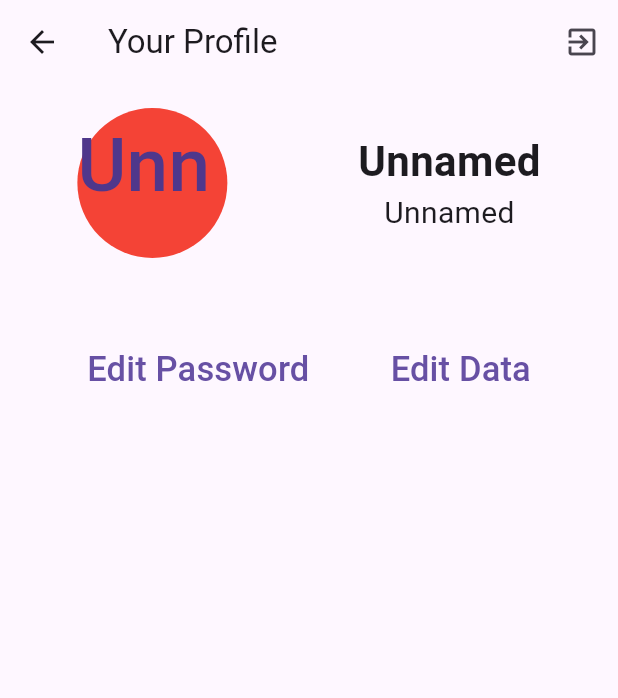
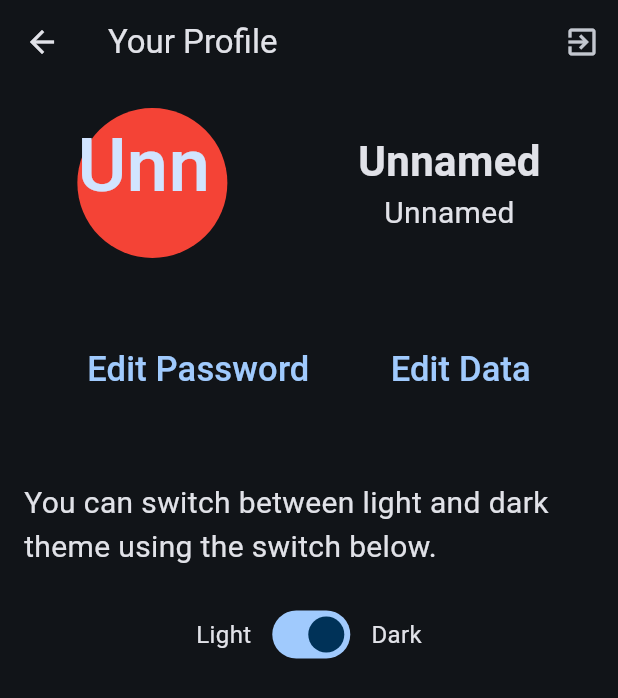
Before and after one commit to RomanRazdorov/courseappflutter, a Flutter app: the UserScreen screen opened directly, on a phone screen of 412 x 824 dp. Shown: the top 698 px of the screen. Run offline on Flutter 3.47's test engine with Material 3 defaults, Android fonts, the phone set to English and light mode, and no system bars; our stand-ins replace adaptive_theme, bloc, dio, flutter_bloc, freezed_annotation, get_it and 3 more; network calls fail.

Commit message:
Version 0.1.1. Added Dark Theme and UI improvements

```diff
--- a/client_id/lib/app/domain/app_builder.dart
+++ b/client_id/lib/app/domain/app_builder.dart
@@ -1,5 +1,5 @@
 import 'package:flutter/material.dart';
 
 abstract class AppBuilder {
-  Widget buildApp();
+  Widget buildApp(savedThemeMode);
 }
--- a/client_id/lib/app/ui/main_app_builder.dart
+++ b/client_id/lib/app/ui/main_app_builder.dart
@@ -1,3 +1,4 @@
+import 'package:adaptive_theme/adaptive_theme.dart';
 import 'package:client_id/app/di/init_di.dart';
 import 'package:client_id/app/domain/app_builder.dart';
 import 'package:client_id/app/ui/root_screen.dart';
@@ -10,11 +11,35 @@ import 'package:flutter_bloc/flutter_bloc.dart';
 
 class MainAppBuilder implements AppBuilder {
   @override
-  Widget buildApp() {
-    return const _GlobalProviders(
+  Widget buildApp(savedThemeMode) {
+    return AdaptiveTheme(
+      light: ThemeData(
+        useMaterial3: true,
+        brightness: Brightness.light,
+        colorSchemeSeed: Colors.blue,
+      ),
+      dark: ThemeData(
+        useMaterial3: true,
+        brightness: Brightness.dark,
+        colorSchemeSeed: Colors.blue,
+      ),
+      initial: savedThemeMode ?? AdaptiveThemeMode.dark,
+      builder: (theme, darkTheme) => _GlobalProviders(
         child: MaterialApp(
-      home: RootScreen(),
-    ));
+          debugShowCheckedModeBanner: false,
+          theme: theme,
+          darkTheme: darkTheme,
+          home: const RootScreen(),
+        ),
+      ),
+      debugShowFloatingThemeButton: true,
+    );
+    // return _GlobalProviders(
+    //   child: MaterialApp(
+    //     debugShowCheckedModeBanner: false,
+    //     home: RootScreen(),
+    //   ),
+    // );
   }
 }
 
--- a/client_id/lib/app/ui/main_app_runner.dart
+++ b/client_id/lib/app/ui/main_app_runner.dart
@@ -1,3 +1,4 @@
+import 'package:adaptive_theme/adaptive_theme.dart';
 import 'package:client_id/app/di/init_di.dart';
 import 'package:client_id/app/domain/app_builder.dart';
 import 'package:client_id/app/domain/app_runner.dart';
@@ -23,7 +24,8 @@ class MainAppRunner implements AppRunner {
     HydratedBlocOverrides.runZoned(
       () async {
         await preloadData();
-        runApp(appBuilder.buildApp());
+        final savedThemeMode = await AdaptiveTheme.getThemeMode();
+        runApp(appBuilder.buildApp(savedThemeMode));
       },
       storage: storage,
     );
--- a/client_id/lib/feature/auth/ui/user_screen.dart
+++ b/client_id/lib/feature/auth/ui/user_screen.dart
@@ -1,6 +1,7 @@
 // import 'package:adaptive_theme/adaptive_theme.dart';
 // import 'package:client_id/app/di/init_di.dart';
 // import 'package:client_id/app/domain/app_api.dart';
+import 'package:adaptive_theme/adaptive_theme.dart';
 import 'package:client_id/app/domain/error_entity.dart/error_entity.dart';
 import 'package:client_id/app/ui/app_loader.dart';
 //import 'package:client_id/app/ui/app_theme_widget.dart';
@@ -111,7 +112,38 @@ class UserScreen extends StatelessWidget {
                     child: const Text(
                         style: TextStyle(fontSize: 23), "Edit Data")),
               ],
-            )
+            ),
+            const Padding(padding: EdgeInsets.only(top: 50)),
+            const Text(
+              'You can switch between light and dark theme using the switch below.',
+              style: TextStyle(fontSize: 20),
+            ),
+            const SizedBox(height: 20),
+            Row(
+              mainAxisSize: MainAxisSize.min,
+              children: [
+                const Text('Light',
+                    style: TextStyle(
+                      fontSize: 16,
+                    )),
+                const SizedBox(width: 10),
+                Switch(
+                  value: AdaptiveTheme.of(context).mode.isDark,
+                  onChanged: (value) {
+                    if (value) {
+                      AdaptiveTheme.of(context).setDark();
+                    } else {
+                      AdaptiveTheme.of(context).setLight();
+                    }
+                  },
+                ),
+                const SizedBox(width: 10),
+                const Text(
+                  'Dark',
+                  style: TextStyle(fontSize: 16),
+                ),
+              ],
+            ),
           ]),
         );
       }),
--- a/client_id/pubspec.yaml
+++ b/client_id/pubspec.yaml
@@ -1,7 +1,7 @@
 name: client_id
 description: "A new Flutter project."
 publish_to: "none"
-version: 0.1.0
+version: 0.1.1
 
 environment:
   sdk: ">=3.2.0-174.0.dev <4.0.0"
```
Also changed, not shown: client_id/lib/app/data/main_app_config.dart (+5 -7 lines), client_id/lib/feature/posts/ui/post_item.dart (+5 -2 lines), client_id/pubspec.lock.
